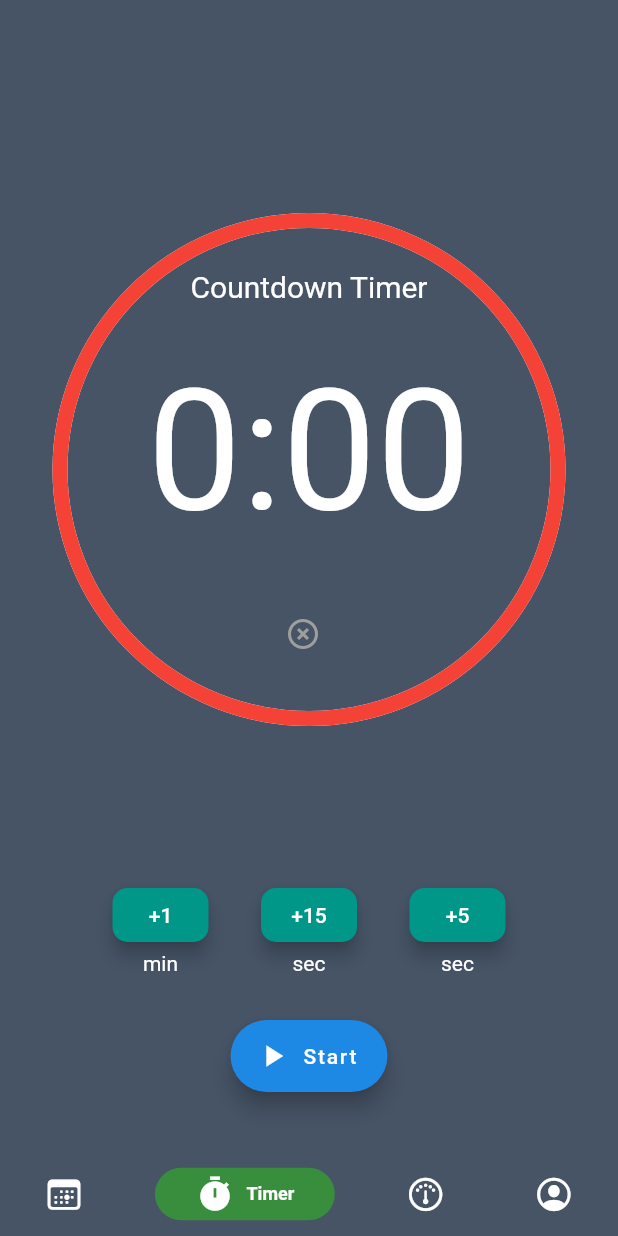
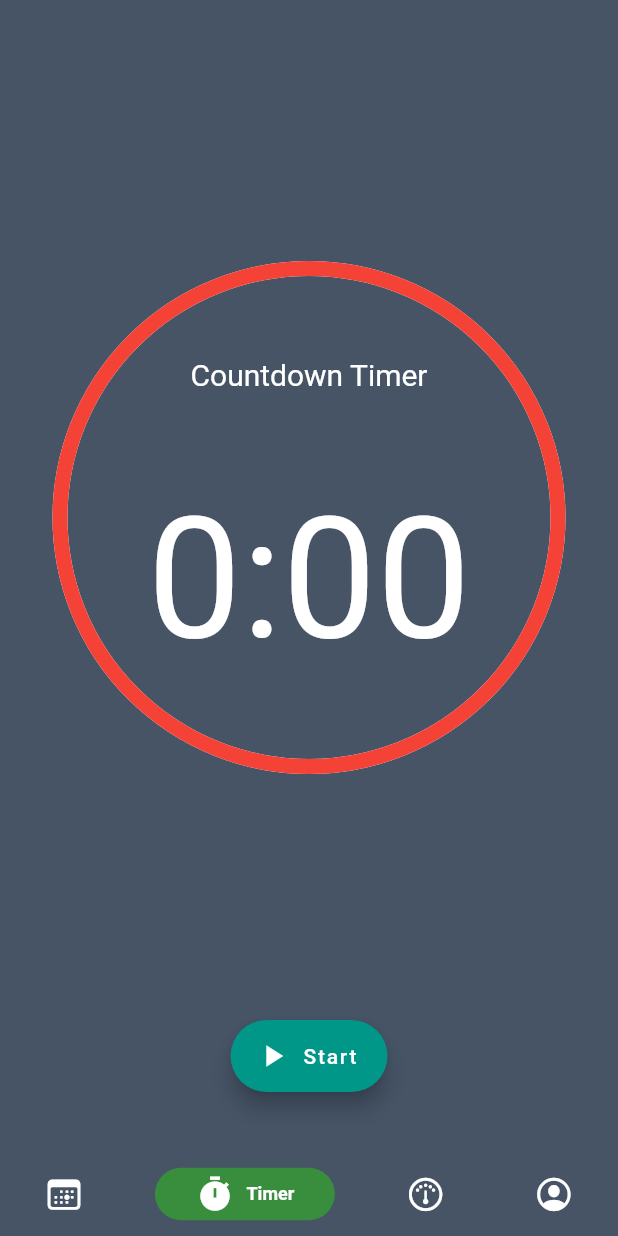
Before and after one commit to MrHKMY/Healthful-GymAndFitnessLog, a Flutter app: the screen it shows after launch, item 2 of the bottom bar chosen, on a phone screen of 412 x 824 dp. Run offline on Flutter 3.47's test engine with Material 2 defaults, Android fonts, the phone set to English and light mode, and no system bars; drawn by our look-alikes of persistent_bottom_nav_bar; our stand-ins replace flutter_calendar_carousel, shared_preferences, sqflite, table_calendar; accounts and stored records are empty.

Commit message:
Update Timer UI

```diff
--- a/lib/widgets.dart
+++ b/lib/widgets.dart
@@ -222,6 +222,8 @@ class CountDownTimer extends StatefulWidget {
 class _CountDownTimerState extends State<CountDownTimer>
     with TickerProviderStateMixin {
   AnimationController animationController;
+  //int theTime = 5;
+  ValueNotifier addSecond = ValueNotifier(false);
 
   String get timerString {
     Duration duration =
@@ -233,7 +235,7 @@ class _CountDownTimerState extends State<CountDownTimer>
   void initState() {
     super.initState();
     animationController = AnimationController(
-        vsync: this, duration: Duration(minutes: 0, seconds: 10));
+        vsync: this, duration: Duration(minutes: 0, seconds: 30));
   }
 
   @override
@@ -301,14 +303,6 @@ class _CountDownTimerState extends State<CountDownTimer>
                                                 fontSize: 112.0,
                                                 color: Colors.white),
                                           ),
-                                          TextButton.icon(
-                                            onPressed: () {},
-                                            icon: Icon(
-                                              Icons.highlight_off,
-                                              color: Colors.grey,
-                                            ),
-                                            label: Text(""),
-                                          )
                                         ],
                                       ),
                                     ),
@@ -317,62 +311,60 @@ class _CountDownTimerState extends State<CountDownTimer>
                               ),
                             ),
                           ),
-                          Row(
-                              mainAxisAlignment: MainAxisAlignment.spaceEvenly,
-                              children: [
-                                Column(children: [
-                                  TextButton(
-                                    onPressed: () {},
-                                    child: Text("+1"),
-                                    style: TextButton.styleFrom(
-                                        primary: Colors.white,
-                                        backgroundColor: Colors.teal,
-                                        shadowColor: Colors.black,
-                                        elevation: 5,
-                                        shape: RoundedRectangleBorder(
-                                            borderRadius:
-                                                BorderRadius.circular(10))),
-                                  ),
-                                  Text("min",
-                                      style: TextStyle(color: Colors.white)),
-                                ]),
-                                Column(
-                                  children: [
-                                    TextButton(
-                                      onPressed: () {},
-                                      child: Text("+15"),
-                                      style: TextButton.styleFrom(
-                                          primary: Colors.white,
-                                          backgroundColor: Colors.teal,
-                                          shadowColor: Colors.black,
-                                          elevation: 5,
-                                          shape: RoundedRectangleBorder(
-                                              borderRadius:
-                                                  BorderRadius.circular(10))),
-                                    ),
-                                    Text("sec",
-                                        style: TextStyle(color: Colors.white)),
-                                  ],
-                                ),
-                                Column(children: [
-                                  TextButton(
-                                    onPressed: () {},
-                                    child: Text("+5"),
-                                    style: TextButton.styleFrom(
-                                        primary: Colors.white,
-                                        backgroundColor: Colors.teal,
-                                        shadowColor: Colors.black,
-                                        elevation: 5,
-                                        shape: RoundedRectangleBorder(
-                                            borderRadius:
-                                                BorderRadius.circular(10))),
-                                  ),
-                                  Text(
-                                    "sec",
-                                    style: TextStyle(color: Colors.white),
-                                  )
-                                ]),
-                              ]),
+                          // Row(
+                          //     mainAxisAlignment: MainAxisAlignment.spaceEvenly,
+                          //     children: [
+                          //       Column(children: [
+                          //         TextButton(
+                          //           onPressed: () {},
+                          //           child: Text("+1"),
+                          //           style: TextButton.styleFrom(
+                          //               primary: Colors.white,
+                          //               backgroundColor: Colors.teal,
+                          //               shadowColor: Colors.black,
+                          //               elevation: 5,
+                          //               shape: RoundedRectangleBorder(
+                          //                   borderRadius:
+                          //                       BorderRadius.circular(10))),
+                          //         ),
+                          //         Text("min",
+                          //             style: TextStyle(color: Colors.white)),
+                          //       ]),
+                          //       Column(
+                          //         children: [
+                          //           TextButton(
+                          //             onPressed: () {},
+                          //             child: Text("+15"),
+                          //             style: TextButton.styleFrom(
+                          //                 primary: Colors.white,
+                          //                 backgroundColor: Colors.teal,
+                          //                 shadowColor: Colors.black,
+                          //                 elevation: 5,
+                          //                 shape: RoundedRectangleBorder(
+                          //                     borderRadius:
+                          //                         BorderRadius.circular(10))),
+                          //           ),
+                          //           Text("sec",
+                          //               style: TextStyle(color: Colors.white)),
+                          //         ],
+                          //       ),
+                          //       Column(children: [
+                          //         MaterialButton(
+                          //           onPressed: () {
+                          //             setState(() {
+                          //             });
+                          //           },
+                          //           child: Text("+5", style: TextStyle(color: Colors.white),),
+                          //               color: Colors.teal,
+                          //               elevation: 5,
+                          //               shape: CircleBorder(),
+                          //         ),
+                          //         Text(
+                          //           "sec",
+                          //           style: TextStyle(color: Colors.white),
+                          //         )
+                          //       ]),
+                          //     ]),
                           SizedBox(
                             height: 30.0,
                           ),
@@ -380,7 +372,7 @@ class _CountDownTimerState extends State<CountDownTimer>
                               animation: animationController,
                               builder: (context, child) {
                                 return FloatingActionButton.extended(
-                                    backgroundColor: Colors.blue[600],
+                                    backgroundColor: Colors.teal,
                                     onPressed: () {
                                       if (animationController.isAnimating)
                                         animationController.stop();
```
